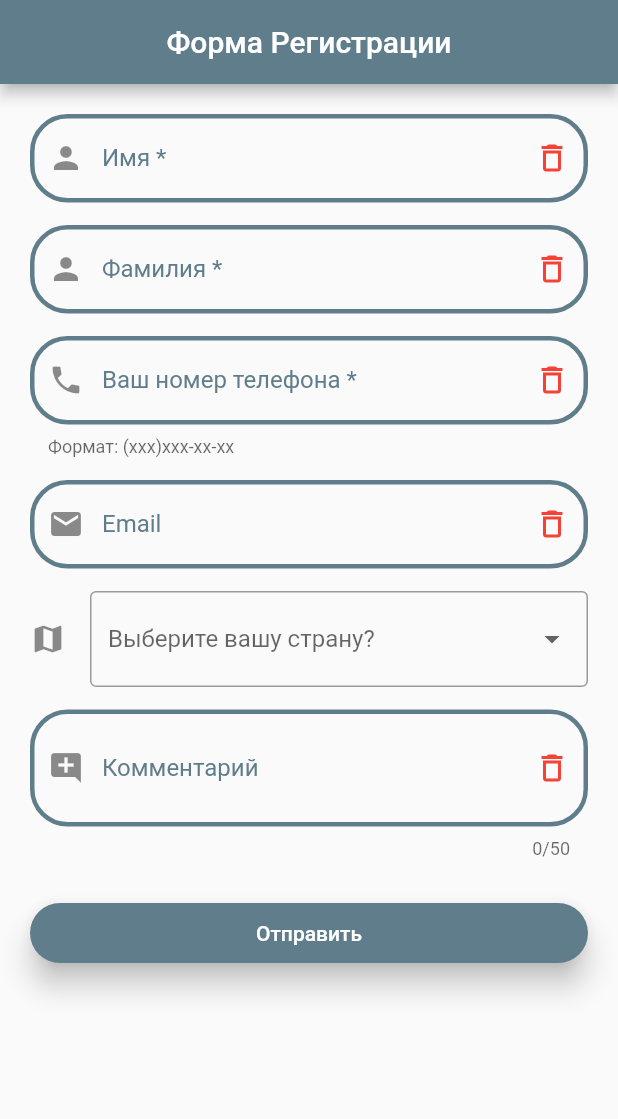
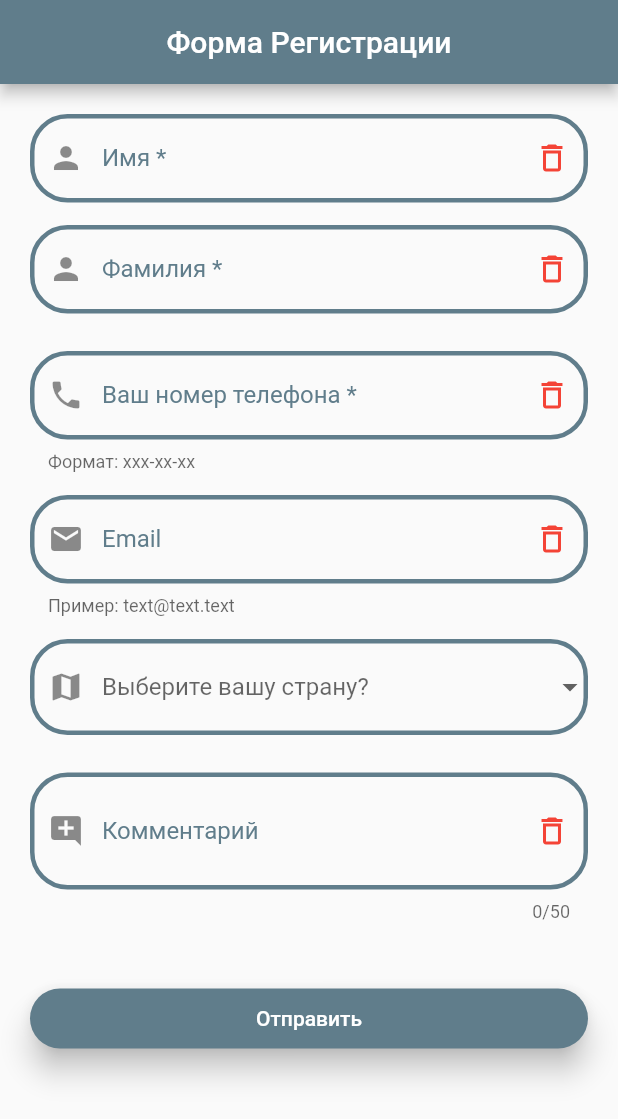
Before and after one commit to MaxTolking/flutter_form, a Flutter app: the screen it shows after launch, on a phone screen of 412 x 824 dp. Shown: the top 1119 px of the screen. Run offline on Flutter 3.47's test engine with Material 2 defaults, Android fonts, the phone set to English and light mode, and no system bars.

Commit message:
minor fixes

```diff
--- a/lib/widgets/comment_form.dart
+++ b/lib/widgets/comment_form.dart
@@ -8,7 +8,9 @@ class CommentForm extends StatelessWidget {
 
   @override
   Widget build(BuildContext context) {
-    return TextFormField(
+    return Padding(
+        padding: const EdgeInsets.only(bottom: 40),
+        child: TextFormField(
           controller: _commentController,
           decoration: const InputDecoration(
               labelText: 'Комментарий',
@@ -25,7 +27,7 @@ class CommentForm extends StatelessWidget {
           maxLines: 2,
           inputFormatters: [LengthLimitingTextInputFormatter(100)],
           validator: _validateComment,
-    );
+        ));
   }
 
   String? _validateComment(String? value) {
--- a/lib/widgets/country_form.dart
+++ b/lib/widgets/country_form.dart
@@ -1,3 +1,4 @@
+import 'package:flutter/foundation.dart';
 import 'package:flutter/material.dart';
 
 class SelectCountryForm extends StatefulWidget {
@@ -14,10 +15,14 @@ class _SelectCountryFormState extends State<SelectCountryForm> {
 
   @override
   Widget build(BuildContext context) {
-    return DropdownButtonFormField(
+    return Padding(
+        padding: const EdgeInsets.only(bottom: 25),
+        child: DropdownButtonFormField(
           decoration: const InputDecoration(
-        border: OutlineInputBorder(),
-        icon: Icon(Icons.map),
+            enabledBorder: OutlineInputBorder(
+                borderRadius: BorderRadius.all(Radius.circular(25.0)),
+                borderSide: BorderSide(color: Colors.blueGrey, width: 3.0)),
+            prefixIcon: Icon(Icons.map),
             labelText: 'Выберите вашу страну?',
           ),
           items: _countries.map((country) {
@@ -27,7 +32,9 @@ class _SelectCountryFormState extends State<SelectCountryForm> {
             );
           }).toList(),
           onChanged: (data) {
+            if (kDebugMode) {
               print(data);
+            }
             setState(() {
               _selectedCountry = data!;
             });
@@ -36,6 +43,6 @@ class _SelectCountryFormState extends State<SelectCountryForm> {
           validator: (val) {
             return val == null ? 'Выберите страну из списка' : null;
           },
-    );
+        ));
   }
 }
--- a/lib/widgets/email_form.dart
+++ b/lib/widgets/email_form.dart
@@ -7,7 +7,9 @@ class EmailForm extends StatelessWidget {
 
   @override
   Widget build(BuildContext context) {
-    return TextFormField(
+    return Padding(
+        padding: const EdgeInsets.only(bottom: 15),
+        child: TextFormField(
           controller: _emailController,
           decoration: const InputDecoration(
               labelText: 'Email',
@@ -15,6 +17,7 @@ class EmailForm extends StatelessWidget {
               prefixIcon: Icon(Icons.mail),
               suffixIcon: Icon(Icons.delete_outline, color: Colors.red),
               hintText: 'Введите email адрес',
+              helperText: 'Пример: text@text.text',
               enabledBorder: OutlineInputBorder(
                   borderRadius: BorderRadius.all(Radius.circular(25.0)),
                   borderSide: BorderSide(color: Colors.blueGrey, width: 3.0)),
@@ -23,7 +26,7 @@ class EmailForm extends StatelessWidget {
                   borderSide: BorderSide(color: Colors.blue, width: 3.0))),
           keyboardType: TextInputType.emailAddress,
           validator: _validateEmail,
-    );
+        ));
   }
 
   String? _validateEmail(String? value) {
--- a/lib/widgets/name_form.dart
+++ b/lib/widgets/name_form.dart
@@ -7,7 +7,9 @@ class NameForm extends StatelessWidget {
 
   @override
   Widget build(BuildContext context) {
-    return TextFormField(
+    return Padding(
+      padding: const EdgeInsets.only(bottom: 15),
+      child: TextFormField(
         controller: _nameController,
         decoration: const InputDecoration(
             labelText: 'Имя *',
@@ -24,6 +26,7 @@ class NameForm extends StatelessWidget {
                 borderRadius: BorderRadius.all(Radius.circular(25.0)),
                 borderSide: BorderSide(color: Colors.blue, width: 3.0))),
         validator: _validateName,
+      ),
     );
   }
 
@@ -36,4 +39,8 @@ class NameForm extends StatelessWidget {
     }
     return null;
   }
+
+  void dispose() {
+    _nameController.dispose();
   }
+}
--- a/lib/widgets/pages/register_form_page.dart
+++ b/lib/widgets/pages/register_form_page.dart
@@ -24,7 +24,6 @@ class _RegisterFormPageState extends State<RegisterForm> {
   final _emailController = TextEditingController();
   final _commentController = TextEditingController();
 
-  String? _selectedCountry;
   final List<String> _countries = ['Россия', 'Польша', 'Америка', 'Беларусь'];
 
   @override
@@ -51,29 +50,11 @@ class _RegisterFormPageState extends State<RegisterForm> {
           padding: const EdgeInsets.all(20.0),
           children: [
             NameForm(),
-            const SizedBox(
-              height: 15,
-            ),
             SurnameForm(),
-            const SizedBox(
-              height: 15,
-            ),
             PhoneForm(),
-            const SizedBox(
-              height: 15,
-            ),
             EmailForm(),
-            const SizedBox(
-              height: 15,
-            ),
             const SelectCountryForm(),
-            const SizedBox(
-              height: 15,
-            ),
             CommentForm(),
-            const SizedBox(
-              height: 25,
-            ),
             ElevatedButton(
               style: ElevatedButton.styleFrom(
                 backgroundColor: Colors.blueGrey,
--- a/lib/widgets/phone_form.dart
+++ b/lib/widgets/phone_form.dart
@@ -8,12 +8,14 @@ class PhoneForm extends StatelessWidget {
 
   @override
   Widget build(BuildContext context) {
-    return TextFormField(
+    return Padding(
+        padding: const EdgeInsets.only(bottom: 15),
+        child: TextFormField(
           controller: _phoneController,
           decoration: const InputDecoration(
               labelText: 'Ваш номер телефона *',
               labelStyle: TextStyle(color: Colors.blueGrey),
-          helperText: 'Формат: (ххх)ххх-хх-хх',
+              helperText: 'Формат: ххх-хх-хх',
               prefixIcon: Icon(Icons.phone),
               suffixIcon: Icon(Icons.delete_outline, color: Colors.red),
               enabledBorder: OutlineInputBorder(
@@ -25,16 +27,17 @@ class PhoneForm extends StatelessWidget {
           keyboardType: TextInputType.phone,
           inputFormatters: [
             //FilteringTextInputFormatter.digitsOnly,
-        FilteringTextInputFormatter(RegExp(r'^[()\d -]{1,15}$'), allow: true),
+            FilteringTextInputFormatter(RegExp(r'^[()\d -]{1,15}$'),
+                allow: true),
           ],
           validator: (value) => _validatePhoneNumber(value!)
               ? null
-          : 'Телефон не был введен как (###)###-##-##',
-    );
+              : 'Телефон не был введен как ###-##-##',
+        ));
   }
 
   bool _validatePhoneNumber(String input) {
-    final phoneExp = RegExp(r'^\(\d\d\d\)\d\d\d\-\d\d\-\d\d$');
+    final phoneExp = RegExp(r'^\d\d\d\-\d\d\-\d\d$');
     return phoneExp.hasMatch(input);
   }
 }
--- a/lib/widgets/surname_form.dart
+++ b/lib/widgets/surname_form.dart
@@ -7,7 +7,9 @@ class SurnameForm extends StatelessWidget {
 
   @override
   Widget build(BuildContext context) {
-    return TextFormField(
+    return Padding(
+        padding: const EdgeInsets.only(bottom: 25),
+        child: TextFormField(
           controller: _surnameController,
           decoration: const InputDecoration(
               labelText: 'Фамилия *',
@@ -22,7 +24,7 @@ class SurnameForm extends StatelessWidget {
                   borderRadius: BorderRadius.all(Radius.circular(25.0)),
                   borderSide: BorderSide(color: Colors.blue, width: 3.0))),
           validator: _validateSurname,
-    );
+        ));
   }
 
   String? _validateSurname(String? value) {
```
Lines whose indentation alone changed are shown as unchanged.
